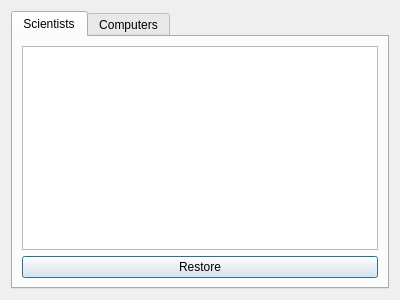
Gylfian/VLN-vika-3, file VLNvika3/restore.ui: the form before one commit.
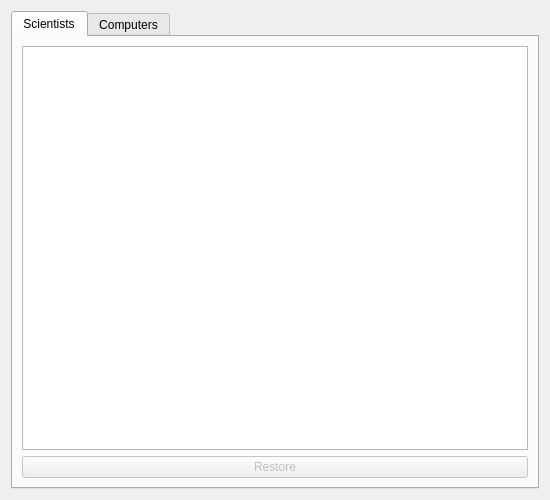
The form after the commit. The open tabs and pages were chosen to show the change.

The edit to the form file:
```diff
--- a/VLNvika3/restore.ui
+++ b/VLNvika3/restore.ui
@@ -6,20 +6,20 @@
    <rect>
     <x>0</x>
     <y>0</y>
-    <width>400</width>
-    <height>300</height>
+    <width>550</width>
+    <height>500</height>
    </rect>
   </property>
   <property name="minimumSize">
    <size>
-    <width>400</width>
-    <height>300</height>
+    <width>550</width>
+    <height>500</height>
    </size>
   </property>
   <property name="maximumSize">
    <size>
-    <width>400</width>
-    <height>300</height>
+    <width>550</width>
+    <height>500</height>
    </size>
   </property>
   <property name="windowTitle">
@@ -28,6 +28,9 @@
   <layout class="QVBoxLayout" name="verticalLayout">
    <item>
     <widget class="QTabWidget" name="tabs">
+     <property name="enabled">
+      <bool>true</bool>
+     </property>
      <property name="currentIndex">
       <number>1</number>
      </property>
@@ -37,10 +40,13 @@
       </attribute>
       <layout class="QVBoxLayout" name="verticalLayout_2">
        <item>
-        <widget class="QListWidget" name="scientistList"/>
+        <widget class="QTableWidget" name="scientistList"/>
        </item>
        <item>
         <widget class="QPushButton" name="restoreButtonSci">
+         <property name="enabled">
+          <bool>false</bool>
+         </property>
          <property name="text">
           <string>Restore</string>
          </property>
```
Left out of the diff: 7 changed lines with no effect on the pictures.
